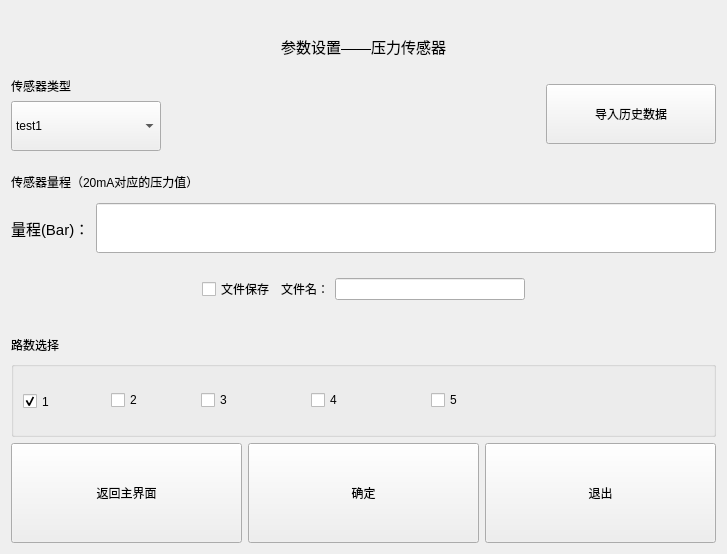
Dirck-YHP/Proj_sensor_detect, file ui_param/paramwin_pressuresensor.ui: the form before one commit.
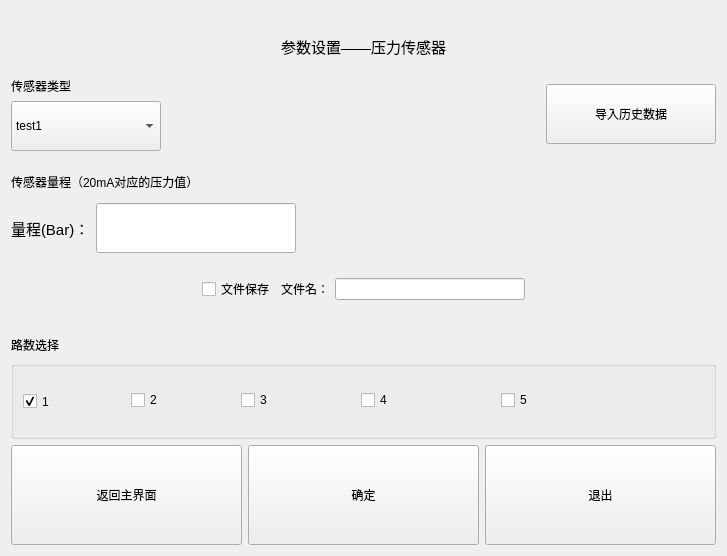
The form after the commit.

The edit to the form file:
```diff
--- a/ui_param/paramwin_pressuresensor.ui
+++ b/ui_param/paramwin_pressuresensor.ui
@@ -7,7 +7,7 @@
     <x>0</x>
     <y>0</y>
     <width>727</width>
-    <height>554</height>
+    <height>556</height>
    </rect>
   </property>
   <property name="windowTitle">
@@ -141,12 +141,31 @@
         <widget class="QLineEdit" name="lineE_20mA">
          <property name="minimumSize">
           <size>
-           <width>150</width>
+           <width>149</width>
            <height>50</height>
           </size>
          </property>
+         <property name="maximumSize">
+          <size>
+           <width>200</width>
+           <height>16777215</height>
+          </size>
+         </property>
         </widget>
        </item>
+       <item>
+        <spacer name="horizontalSpacer_4">
+         <property name="orientation">
+          <enum>Qt::Horizontal</enum>
+         </property>
+         <property name="sizeHint" stdset="0">
+          <size>
+           <width>40</width>
+           <height>20</height>
+          </size>
+         </property>
+        </spacer>
+       </item>
       </layout>
      </item>
     </layout>
@@ -240,7 +259,7 @@
            <widget class="QCheckBox" name="checkBox_ch_3">
             <property name="geometry">
              <rect>
-              <x>190</x>
+              <x>230</x>
               <y>30</y>
               <width>80</width>
               <height>18</height>
@@ -259,7 +278,7 @@
            <widget class="QCheckBox" name="checkBox_ch_4">
             <property name="geometry">
              <rect>
-              <x>300</x>
+              <x>350</x>
               <y>30</y>
               <width>80</width>
               <height>18</height>
@@ -278,7 +297,7 @@
            <widget class="QCheckBox" name="checkBox_ch_2">
             <property name="geometry">
              <rect>
-              <x>100</x>
+              <x>120</x>
               <y>30</y>
               <width>80</width>
               <height>18</height>
@@ -322,7 +341,7 @@
            <widget class="QCheckBox" name="checkBox_ch_5">
             <property name="geometry">
              <rect>
-              <x>420</x>
+              <x>490</x>
               <y>30</y>
               <width>80</width>
               <height>18</height>
```
